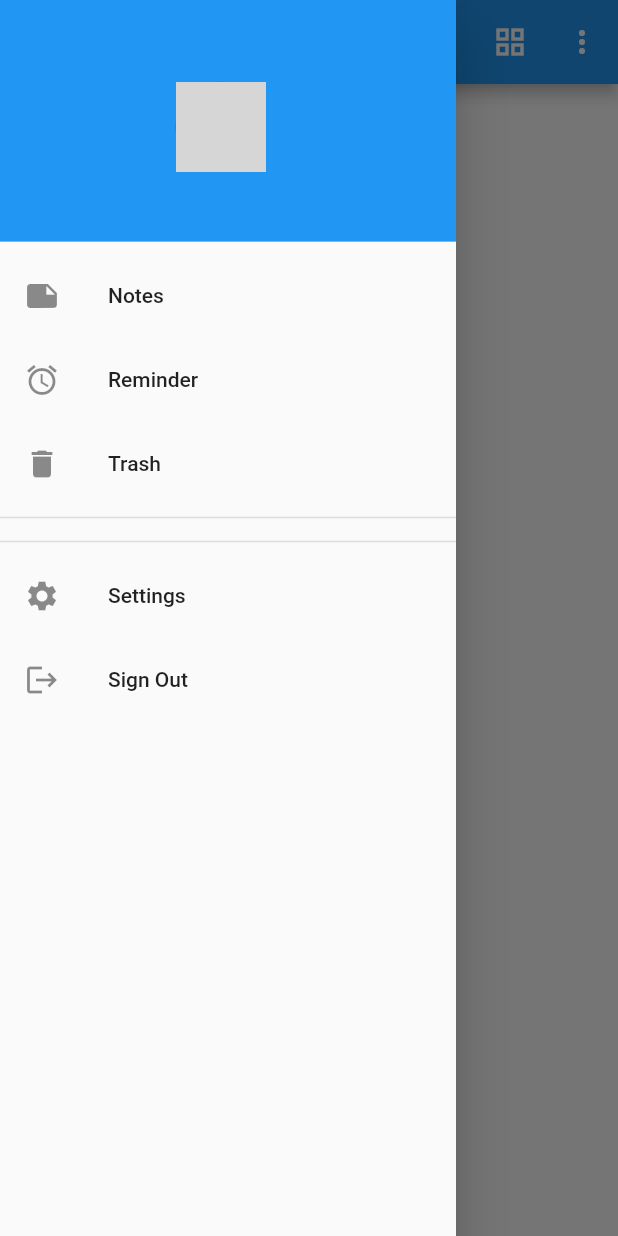
After one commit to nakhoacool/Flutter_NoteApp, a Flutter app: the TrashScreen screen opened by its route, with the side drawer open, on a phone screen of 412 x 824 dp. The commit adds this screen. Run offline on Flutter 3.47's test engine with Material 2 defaults, Android fonts, the phone set to English and light mode, and no system bars; our stand-ins replace cloud_firestore, email_validator, firebase_auth, firebase_core, flutter_svg, shared_preferences; missing offline and left inert: flutter_quill; accounts and stored records are empty; network calls fail; statements that could not run were skipped; grey boxes are pictures that could not be loaded.

Commit message:
add delete screen

```diff
--- a/lib/Screens/Home/search_note.dart
+++ b/lib/Screens/Home/search_note.dart
@@ -81,8 +81,10 @@ class _SearchScreenState extends State<SearchScreen> {
                   child: TextField(
                     controller: _searchController,
                     decoration: const InputDecoration(
+                      filled: true,
+                      fillColor: Colors.white,
                       hintText: 'Search',
-                      border: OutlineInputBorder(),
+                      border: InputBorder.none,
                       suffixIcon: Icon(Icons.search),
                     ),
                     onChanged: (value) {
--- /dev/null
+++ b/lib/Screens/Home/trash_screen.dart
@@ -0,0 +1,266 @@
+import 'package:firebase_auth/firebase_auth.dart';
+import 'package:cloud_firestore/cloud_firestore.dart';
+import 'package:flutter_staggered_grid_view/flutter_staggered_grid_view.dart';
+import 'package:flutter/material.dart';
+import '/screens/Home/widgets/note_widget.dart';
+import '/screens/home/detail_screen.dart';
+import '../../models/note.dart';
+import 'home_screen.dart';
+import 'widgets/note_grid_view.dart';
+import 'widgets/note_list_view.dart';
+
+class TrashScreen extends StatefulWidget {
+  const TrashScreen({super.key});
+
+  @override
+  State<TrashScreen> createState() => _TrashScreenState();
+}
+
+class _TrashScreenState extends State<TrashScreen> {
+  final _auth = FirebaseAuth.instance;
+  bool listView = true;
+  String sortOption = 'date';
+  //   FirebaseFirestore.instance
+  //     .collection('notes')
+  //     .doc(value.user!.uid)
+  //     .set({
+  //   'user_profile': {
+  //     'email': value.user!.email,
+  //     'name': _nameController.text,
+  //      'tags': [
+  //      'Important',
+  //     'Work',
+  //    'Personal',],
+  //   },
+  //   'user_notes': [
+  //     {
+  //       'id': DateTime.now().toString(),
+  //       'title': 'Welcome to Note App',
+  //       'content': 'This is your first note',
+  //        'trashed': false,
+  //       'dateCreated': DateTime.now(),
+  //       'dateModified': DateTime.now(),
+  //     }
+  //   ],
+  // });
+
+  // get all notes that are trashed is true
+
+  Widget build(BuildContext context) {
+    final sortOptions = [
+      {'date': 'Sort by date'},
+      {'title': 'Sort by title'},
+    ];
+    return Scaffold(
+      drawer: Drawer(
+        child: ListView(
+          children: [
+            DrawerHeader(
+              decoration: const BoxDecoration(
+                color: Colors.blue,
+              ),
+              child: Row(
+                mainAxisAlignment: MainAxisAlignment.center,
+                children: [
+                  const CircleAvatar(
+                    radius: 30,
+                    backgroundImage: NetworkImage(
+                        'https://cdn.pixabay.com/photo/2015/10/05/22/37/blank-profile-picture-973460_1280.png'),
+                  ),
+                  const SizedBox(
+                    width: 10,
+                  ),
+                  Column(
+                    mainAxisAlignment: MainAxisAlignment.center,
+                    children: [
+                      //use StreamBuilder to get user name, user email from user_profile
+                      StreamBuilder(
+                        stream: FirebaseFirestore.instance
+                            .collection('notes')
+                            .doc(_auth.currentUser!.uid)
+                            .snapshots(),
+                        builder: (context,
+                            AsyncSnapshot<DocumentSnapshot> snapshot) {
+                          if (snapshot.hasData) {
+                            final data =
+                                snapshot.data!.data() as Map<String, dynamic>;
+                            final profile =
+                                data['user_profile'] as Map<String, dynamic>;
+                            return Column(
+                              children: [
+                                Text(
+                                  profile['name'],
+                                  style: const TextStyle(
+                                    color: Colors.white,
+                                    fontSize: 20,
+                                  ),
+                                ),
+                                Text(
+                                  profile['email'],
+                                  style: const TextStyle(
+                                    color: Colors.white,
+                                    fontSize: 15,
+                                  ),
+                                ),
+                              ],
+                            );
+                          }
+                          return const Center(
+                              child: CircularProgressIndicator());
+                        },
+                      ),
+                    ],
+                  ),
+                ],
+              ),
+            ),
+            ListTile(
+              leading: const Icon(Icons.note),
+              title: const Text('Notes'),
+              onTap: () {
+                Navigator.pushReplacementNamed(context, '/home');
+              },
+            ),
+            ListTile(
+              leading: const Icon(Icons.alarm),
+              title: const Text('Reminder'),
+              onTap: () {},
+            ),
+            ListTile(
+              leading: const Icon(Icons.delete),
+              title: const Text('Trash'),
+              onTap: () {
+                Navigator.pop(context);
+              },
+            ),
+            const Divider(
+              thickness: 1,
+            ),
+            StreamBuilder(
+              stream: FirebaseFirestore.instance
+                  .collection('notes')
+                  .doc(_auth.currentUser!.uid)
+                  .snapshots(),
+              builder: (context, AsyncSnapshot<DocumentSnapshot> snapshot) {
+                if (snapshot.hasData) {
+                  final data = snapshot.data!.data() as Map<String, dynamic>;
+                  final profile = data['user_profile'] as Map<String, dynamic>;
+                  final tags = profile['tags'] as List<dynamic>;
+                  return ListView.builder(
+                    shrinkWrap: true,
+                    itemCount: tags.length,
+                    itemBuilder: (context, index) {
+                      final tag = tags[index] as String;
+                      return ListTile(
+                        leading: const Icon(Icons.label),
+                        title: Text(tag),
+                        onTap: () {},
+                      );
+                    },
+                  );
+                }
+                return const Center(child: CircularProgressIndicator());
+              },
+            ),
+            const Divider(
+              thickness: 1,
+            ),
+            ListTile(
+              leading: const Icon(Icons.settings),
+              title: const Text('Settings'),
+              onTap: () {},
+            ),
+            ListTile(
+              leading: const Icon(Icons.logout),
+              title: const Text('Sign Out'),
+              onTap: () {
+                _auth.signOut();
+              },
+            ),
+          ],
+        ),
+      ),
+      appBar: AppBar(
+        title: const Text('Trash'),
+        actions: [
+          IconButton(
+            onPressed: () {
+              setState(() {
+                listView = !listView;
+              });
+            },
+            icon: Icon(listView ? Icons.grid_view : Icons.list),
+          ),
+          //Sort button
+          PopupMenuButton(
+            onSelected: (value) {
+              setState(() {
+                sortOption = value.toString(); // cast value to String
+              });
+            },
+            itemBuilder: (context) {
+              return sortOptions
+                  .map(
+                    (option) => PopupMenuItem(
+                      value: option.keys.first.toString(),
+                      enabled: sortOption != option.keys.first.toString(),
+                      child: Row(
+                        children: [
+                          Icon(
+                            option.keys.first == 'title'
+                                ? Icons.title
+                                : Icons.calendar_today,
+                            color: Colors.blue,
+                          ), // icon based on key
+                          const SizedBox(width: 8),
+                          Text(option.values.first),
+                        ],
+                      ), // cast key to String
+                    ),
+                  )
+                  .toList();
+            },
+          ),
+        ],
+      ),
+      body: StreamBuilder(
+        stream: FirebaseFirestore.instance
+            .collection('notes')
+            .doc(_auth.currentUser!.uid)
+            .snapshots(),
+        builder: (context, AsyncSnapshot<DocumentSnapshot> snapshot) {
+          if (snapshot.hasData) {
+            final data = snapshot.data!.data() as Map<String, dynamic>;
+            final notes = data['user_notes'] as List<dynamic>;
+            final nonTrashedNotes =
+                notes.where((note) => note['trashed'] == true).toList();
+
+            if (nonTrashedNotes.isEmpty) {
+              return const Center(
+                child: Text('There is no deleted notes'),
+              );
+            } else {
+              if (sortOption == 'title') {
+                nonTrashedNotes.sort((a, b) {
+                  final noteA = a as Map<String, dynamic>;
+                  final noteB = b as Map<String, dynamic>;
+                  return noteA['title'].compareTo(noteB['title']);
+                });
+              } else if (sortOption == 'date') {
+                nonTrashedNotes.sort((a, b) {
+                  final noteA = a as Map<String, dynamic>;
+                  final noteB = b as Map<String, dynamic>;
+                  return noteB['dateModified'].compareTo(noteA['dateModified']);
+                });
+              }
+              return listView
+                  ? NoteListView(notes: nonTrashedNotes)
+                  : NoteGridView(notes: nonTrashedNotes);
+            }
+          }
+          return const Center(child: CircularProgressIndicator());
+        },
+      ),
+    );
+  }
+}
--- a/lib/main.dart
+++ b/lib/main.dart
@@ -6,7 +6,9 @@ import '/constants.dart';
 import '/screens/Signup/signup_screen.dart';
 import '/screens/Login/login_screen.dart';
 import 'screens/Home/add_note.dart';
+import 'screens/Home/home_screen.dart';
 import 'screens/Home/search_note.dart';
+import 'screens/Home/trash_screen.dart';
 
 void main() async {
   WidgetsFlutterBinding.ensureInitialized();
@@ -53,8 +55,10 @@ class MyApp extends StatelessWidget {
         '/': (context) => const MyAuth(),
         '/login': (context) => const LoginScreen(),
         '/signup': (context) => const SignUpScreen(),
+        '/home': (context) => const HomeScreen(),
         '/add-note': (context) => const AddNoteScreen(),
         '/search-note': (context) => const SearchScreen(),
+        '/trash':(context) => const TrashScreen(),
       },
     );
   }
```
Also changed, not shown: lib/Screens/Home/home_screen.dart (+13 -107 lines), lib/Screens/Home/widgets/note_grid_view.dart (added, +54 -0 lines), lib/Screens/Home/widgets/note_list_view.dart (added, +51 -0 lines).
